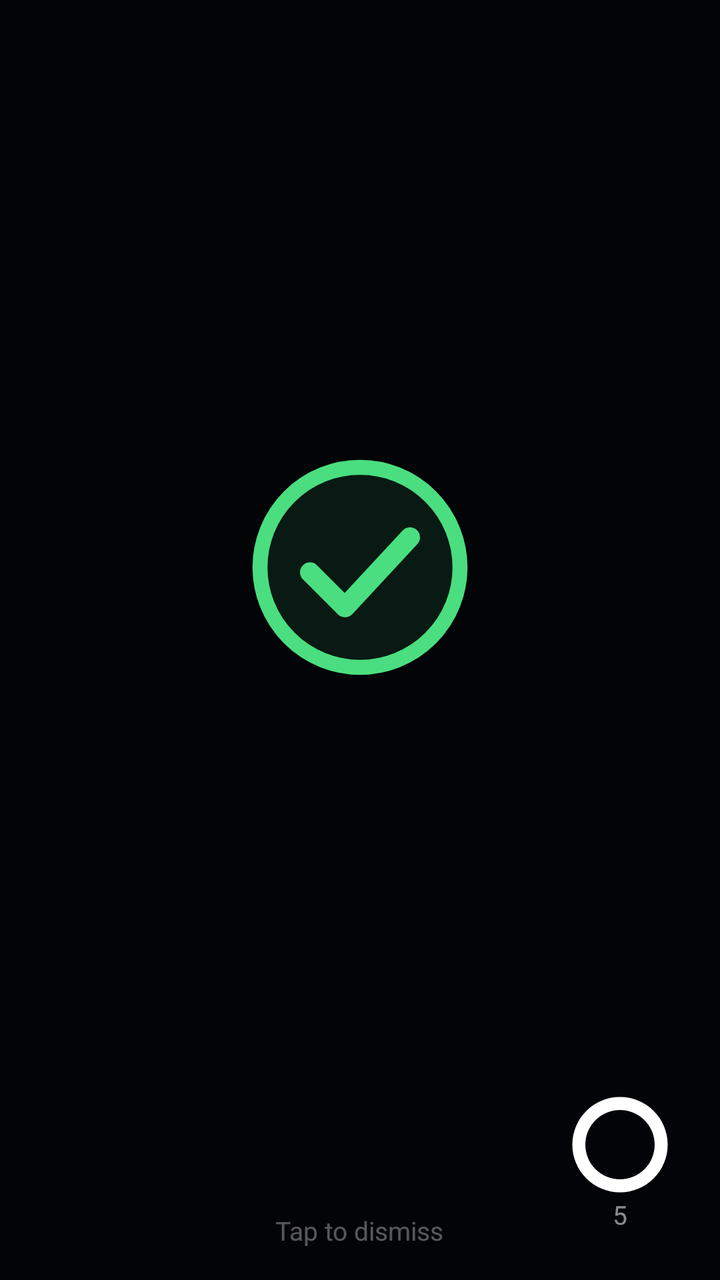
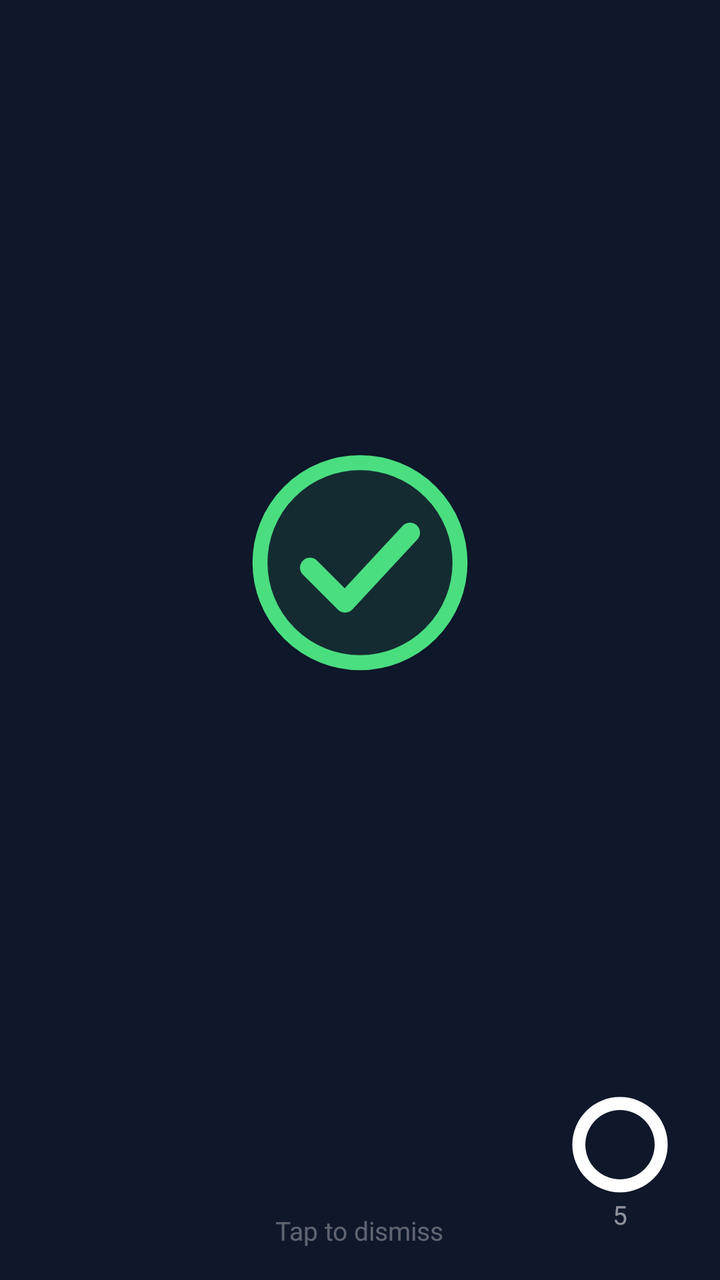

Two renders of the same Android screen: before a commit and after it. Below are the layout's source before the change and the commit's diff.
<!-- AndroidManifest.xml: application theme Theme.BiometricKiosk -->
<!-- res/layout/fragment_access_result.xml -->
<?xml version="1.0" encoding="utf-8"?>
<FrameLayout
    xmlns:android="http://schemas.android.com/apk/res/android"
    xmlns:app="http://schemas.android.com/apk/res-auto"
    android:layout_width="match_parent"
    android:layout_height="match_parent"
    android:clickable="true"
    android:focusable="true">

    
    <View
        android:layout_width="match_parent"
        android:layout_height="match_parent"
        android:background="@drawable/bg_result_scrim"
        android:alpha="0.92" />

    
    <LinearLayout
        android:id="@+id/card_content"
        android:layout_width="match_parent"
        android:layout_height="wrap_content"
        android:layout_gravity="center"
        android:orientation="vertical"
        android:gravity="center"
        android:padding="40dp">

        
        <ImageView
            android:id="@+id/iv_result_icon"
            android:layout_width="120dp"
            android:layout_height="120dp"
            android:scaleType="fitCenter"
            android:src="@drawable/ic_checkmark_circle"
            android:importantForAccessibility="no" />

        
        <TextView
            android:id="@+id/tv_result_title"
            android:layout_width="wrap_content"
            android:layout_height="wrap_content"
            android:layout_marginTop="24dp"
            android:textSize="36sp"
            android:fontFamily="sans-serif-black"
            android:textStyle="bold"
            android:textAlignment="center"
            android:letterSpacing="0.05" />

        
        <TextView
            android:id="@+id/tv_subscriber_name"
            android:layout_width="wrap_content"
            android:layout_height="wrap_content"
            android:layout_marginTop="20dp"
            android:textSize="28sp"
            android:fontFamily="sans-serif-medium"
            android:textColor="@color/white"
            android:textAlignment="center"
            android:visibility="gone" />

        
        <TextView
            android:id="@+id/tv_status_badge"
            android:layout_width="wrap_content"
            android:layout_height="wrap_content"
            android:layout_marginTop="8dp"
            android:textSize="20sp"
            android:fontFamily="sans-serif-medium"
            android:textStyle="bold"
            android:textAlignment="center"
            android:visibility="gone" />

        
        <TextView
            android:id="@+id/tv_plan_info"
            android:layout_width="wrap_content"
            android:layout_height="wrap_content"
            android:layout_marginTop="12dp"
            android:textSize="18sp"
            android:textColor="#CCFFFFFF"
            android:textAlignment="center"
            android:visibility="gone" />

        
        <TextView
            android:id="@+id/tv_days_left"
            android:layout_width="wrap_content"
            android:layout_height="wrap_content"
            android:layout_marginTop="8dp"
            android:textSize="16sp"
            android:textColor="#AAFFFFFF"
            android:textAlignment="center"
            android:visibility="gone" />

        
        <TextView
            android:id="@+id/tv_message"
            android:layout_width="wrap_content"
            android:layout_height="wrap_content"
            android:layout_marginTop="16dp"
            android:textSize="18sp"
            android:textColor="#BBFFFFFF"
            android:textAlignment="center"
            android:visibility="gone" />

    </LinearLayout>

    
    <LinearLayout
        android:layout_width="wrap_content"
        android:layout_height="wrap_content"
        android:layout_gravity="bottom|end"
        android:orientation="vertical"
        android:gravity="center"
        android:padding="24dp">

        <ProgressBar
            android:id="@+id/progress_countdown"
            style="?android:attr/progressBarStyleHorizontal"
            android:layout_width="52dp"
            android:layout_height="52dp"
            android:progress="100"
            android:progressDrawable="@drawable/countdown_ring"
            android:rotation="-90" />

        <TextView
            android:id="@+id/tv_countdown"
            android:layout_width="wrap_content"
            android:layout_height="wrap_content"
            android:text="5"
            android:textColor="#88FFFFFF"
            android:textSize="13sp"
            android:textAlignment="center"
            android:layout_gravity="center_horizontal" />

    </LinearLayout>

    
    <TextView
        android:layout_width="wrap_content"
        android:layout_height="wrap_content"
        android:layout_gravity="bottom|center_horizontal"
        android:layout_marginBottom="16dp"
        android:text="Tap to dismiss"
        android:textColor="#55FFFFFF"
        android:textSize="13sp" />

</FrameLayout>
<!-- resources referenced by this layout -->
<resources>
  <color name="white">#FFFFFF</color>
  <!-- drawable bg_result_scrim (drawable) -->
  <?xml version="1.0" encoding="utf-8"?>
  <shape xmlns:android="http://schemas.android.com/apk/res/android">
      <solid android:color="#E6000000" />
  </shape>
  <!-- drawable countdown_ring (drawable) -->
  <?xml version="1.0" encoding="utf-8"?>
  <layer-list xmlns:android="http://schemas.android.com/apk/res/android">
  
      
      <item>
          <shape android:shape="ring"
              android:thicknessRatio="8"
              android:useLevel="false">
              <solid android:color="#33FFFFFF" />
          </shape>
      </item>
  
      
      <item>
          <rotate
              android:fromDegrees="270"
              android:toDegrees="270">
              <shape android:shape="ring"
                  android:thicknessRatio="8"
                  android:useLevel="true">
                  <solid android:color="#FFFFFF" />
              </shape>
          </rotate>
      </item>
  
  </layer-list>
  <!-- drawable ic_checkmark_circle (drawable) -->
  <?xml version="1.0" encoding="utf-8"?>
  <vector xmlns:android="http://schemas.android.com/apk/res/android"
      android:width="120dp"
      android:height="120dp"
      android:viewportWidth="24"
      android:viewportHeight="24">
  
      
      <path
          android:fillColor="#1A4ADE80"
          android:pathData="M12,2A10,10 0 0,1 22,12A10,10 0 0,1 12,22A10,10 0 0,1 2,12A10,10 0 0,1 12,2Z" />
  
      
      <path
          android:fillColor="#00000000"
          android:strokeColor="#4ADE80"
          android:strokeWidth="1.5"
          android:pathData="M12,2A10,10 0 0,1 22,12A10,10 0 0,1 12,22A10,10 0 0,1 2,12A10,10 0 0,1 12,2Z" />
  
      
      <path
          android:fillColor="#00000000"
          android:strokeColor="#4ADE80"
          android:strokeWidth="2"
          android:strokeLineCap="round"
          android:strokeLineJoin="round"
          android:pathData="M7,12.5L10.5,16L17,9" />
  
  </vector>
  <style name="Theme.BiometricKiosk" parent="Theme.MaterialComponents.DayNight.DarkActionBar">
          <item name="colorPrimary">@color/md_theme_primary</item>
          <item name="colorOnPrimary">@color/md_theme_on_primary</item>
          <item name="colorPrimaryContainer">@color/md_theme_primary_container</item>
          <item name="colorSurface">@color/md_theme_surface</item>
          <item name="colorOnSurface">@color/md_theme_on_surface</item>
          <item name="colorSurfaceVariant">@color/md_theme_surface_variant</item>
          <item name="android:colorBackground">@color/md_theme_background</item>
          <item name="android:textColorPrimary">@color/md_theme_on_surface</item>
          <item name="android:windowNoTitle">true</item>
          <item name="android:windowFullscreen">false</item>
          <item name="android:windowTranslucentStatus">false</item>
          <item name="android:statusBarColor">@android:color/transparent</item>
          <item name="android:navigationBarColor">@android:color/transparent</item>
          <item name="android:windowLayoutInDisplayCutoutMode">shortEdges</item>
      </style>
  <color name="md_theme_primary">#6366F1</color>
  <color name="md_theme_on_primary">#FFFFFF</color>
  <color name="md_theme_primary_container">#E0E7FF</color>
  <color name="md_theme_surface">#111827</color>
  <color name="md_theme_on_surface">#F9FAFB</color>
  <color name="md_theme_surface_variant">#1F2937</color>
  <color name="md_theme_background">#0F172A</color>
</resources>

<!-- the commit's change to res/layout/fragment_access_result.xml (unified diff, before → after) -->
@@ -6,13 +6,6 @@
     android:layout_height="match_parent"
     android:clickable="true"
     android:focusable="true">
-
-    
-    <View
-        android:layout_width="match_parent"
-        android:layout_height="match_parent"
-        android:background="@drawable/bg_result_scrim"
-        android:alpha="0.92" />
 
     
     <LinearLayout
@@ -39,7 +32,8 @@
             android:layout_width="wrap_content"
             android:layout_height="wrap_content"
             android:layout_marginTop="24dp"
-            android:textSize="36sp"
+            android:textSize="40sp"
+            android:textColor="@color/white"
             android:fontFamily="sans-serif-black"
             android:textStyle="bold"
             android:textAlignment="center"
@@ -51,8 +45,9 @@
             android:layout_width="wrap_content"
             android:layout_height="wrap_content"
             android:layout_marginTop="20dp"
-            android:textSize="28sp"
+            android:textSize="32sp"
             android:fontFamily="sans-serif-medium"
+            android:textStyle="bold"
             android:textColor="@color/white"
             android:textAlignment="center"
             android:visibility="gone" />
@@ -62,10 +57,14 @@
             android:id="@+id/tv_status_badge"
             android:layout_width="wrap_content"
             android:layout_height="wrap_content"
-            android:layout_marginTop="8dp"
-            android:textSize="20sp"
+            android:layout_marginTop="10dp"
+            android:textSize="16sp"
             android:fontFamily="sans-serif-medium"
             android:textStyle="bold"
+            android:textColor="@color/white"
+            android:background="#33000000"
+            android:paddingHorizontal="14dp"
+            android:paddingVertical="4dp"
             android:textAlignment="center"
             android:visibility="gone" />
 
@@ -74,9 +73,9 @@
             android:id="@+id/tv_plan_info"
             android:layout_width="wrap_content"
             android:layout_height="wrap_content"
-            android:layout_marginTop="12dp"
+            android:layout_marginTop="14dp"
             android:textSize="18sp"
-            android:textColor="#CCFFFFFF"
+            android:textColor="#EEFFFFFF"
             android:textAlignment="center"
             android:visibility="gone" />
 
@@ -85,9 +84,11 @@
             android:id="@+id/tv_days_left"
             android:layout_width="wrap_content"
             android:layout_height="wrap_content"
-            android:layout_marginTop="8dp"
-            android:textSize="16sp"
-            android:textColor="#AAFFFFFF"
+            android:layout_marginTop="10dp"
+            android:textSize="24sp"
+            android:fontFamily="sans-serif-medium"
+            android:textStyle="bold"
+            android:textColor="@color/white"
             android:textAlignment="center"
             android:visibility="gone" />
 
@@ -96,9 +97,9 @@
             android:id="@+id/tv_message"
             android:layout_width="wrap_content"
             android:layout_height="wrap_content"
-            android:layout_marginTop="16dp"
+            android:layout_marginTop="18dp"
             android:textSize="18sp"
-            android:textColor="#BBFFFFFF"
+            android:textColor="#EEFFFFFF"
             android:textAlignment="center"
             android:visibility="gone" />
 
<!-- resource entries referenced after the edit -->
@@ -1,11 +1,6 @@
 <!-- resources referenced by this layout -->
 <resources>
   <color name="white">#FFFFFF</color>
-  <!-- drawable bg_result_scrim (drawable) -->
-  <?xml version="1.0" encoding="utf-8"?>
-  <shape xmlns:android="http://schemas.android.com/apk/res/android">
-      <solid android:color="#E6000000" />
-  </shape>
   <!-- drawable countdown_ring (drawable) -->
   <?xml version="1.0" encoding="utf-8"?>
   <layer-list xmlns:android="http://schemas.android.com/apk/res/android">
